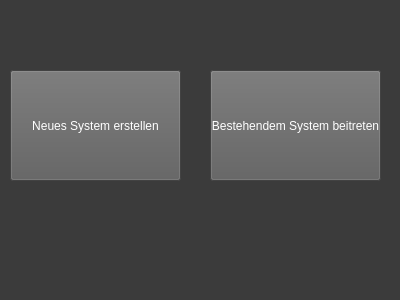
First picture: the form in KTDVS/KTDVS/View_Erstersystemstart.ui, repository SimonRuttmann/ClassReunionSoftware, before the edit.
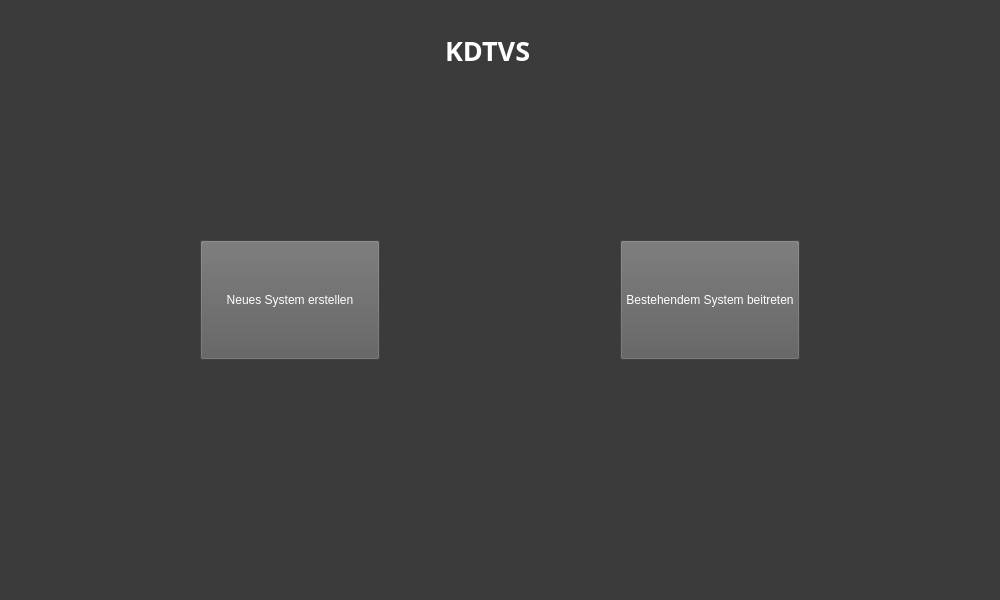
Second picture: the form after the edit.

The edit to the form file:
```diff
--- a/KTDVS/KTDVS/View_Erstersystemstart.ui
+++ b/KTDVS/KTDVS/View_Erstersystemstart.ui
@@ -6,10 +6,22 @@
    <rect>
     <x>0</x>
     <y>0</y>
-    <width>400</width>
-    <height>300</height>
+    <width>1000</width>
+    <height>600</height>
    </rect>
   </property>
+  <property name="minimumSize">
+   <size>
+    <width>1000</width>
+    <height>600</height>
+   </size>
+  </property>
+  <property name="maximumSize">
+   <size>
+    <width>1000</width>
+    <height>600</height>
+   </size>
+  </property>
   <property name="windowTitle">
    <string>Form</string>
   </property>
@@ -21,10 +33,10 @@
   <widget class="QPushButton" name="NeuesSystem">
    <property name="geometry">
     <rect>
-     <x>10</x>
-     <y>70</y>
-     <width>171</width>
-     <height>111</height>
+     <x>200</x>
+     <y>240</y>
+     <width>180</width>
+     <height>120</height>
     </rect>
    </property>
    <property name="styleSheet">
@@ -40,10 +52,10 @@
   <widget class="QPushButton" name="Beitreten">
    <property name="geometry">
     <rect>
-     <x>210</x>
-     <y>70</y>
-     <width>171</width>
-     <height>111</height>
+     <x>620</x>
+     <y>240</y>
+     <width>180</width>
+     <height>120</height>
     </rect>
    </property>
    <property name="styleSheet">
@@ -56,6 +68,32 @@
     <string>Bestehendem System beitreten</string>
    </property>
   </widget>
+  <widget class="QLabel" name="label">
+   <property name="geometry">
+    <rect>
+     <x>445</x>
+     <y>30</y>
+     <width>110</width>
+     <height>41</height>
+    </rect>
+   </property>
+   <property name="font">
+    <font>
+     <family>Arial Black</family>
+     <pointsize>20</pointsize>
+     <weight>75</weight>
+     <bold>true</bold>
+    </font>
+   </property>
+   <property name="styleSheet">
+    <string notr="true">QLabel{
+	color: rgb(255, 255, 255);
+}</string>
+   </property>
+   <property name="text">
+    <string>KDTVS</string>
+   </property>
+  </widget>
  </widget>
  <resources/>
  <connections/>
```
